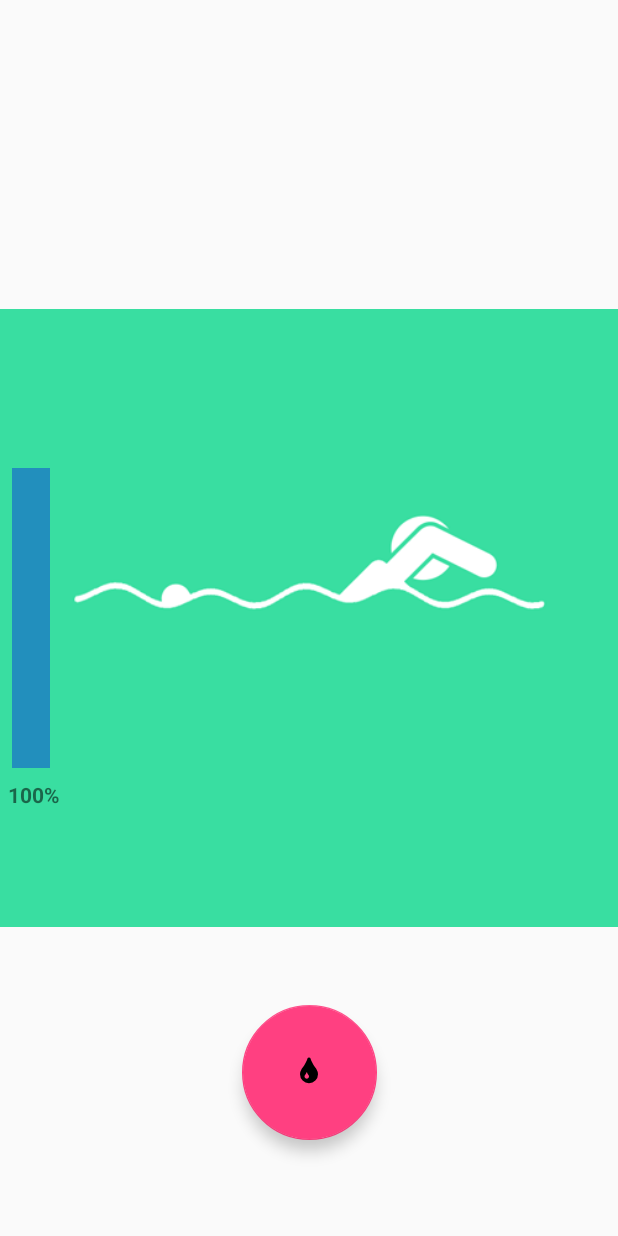
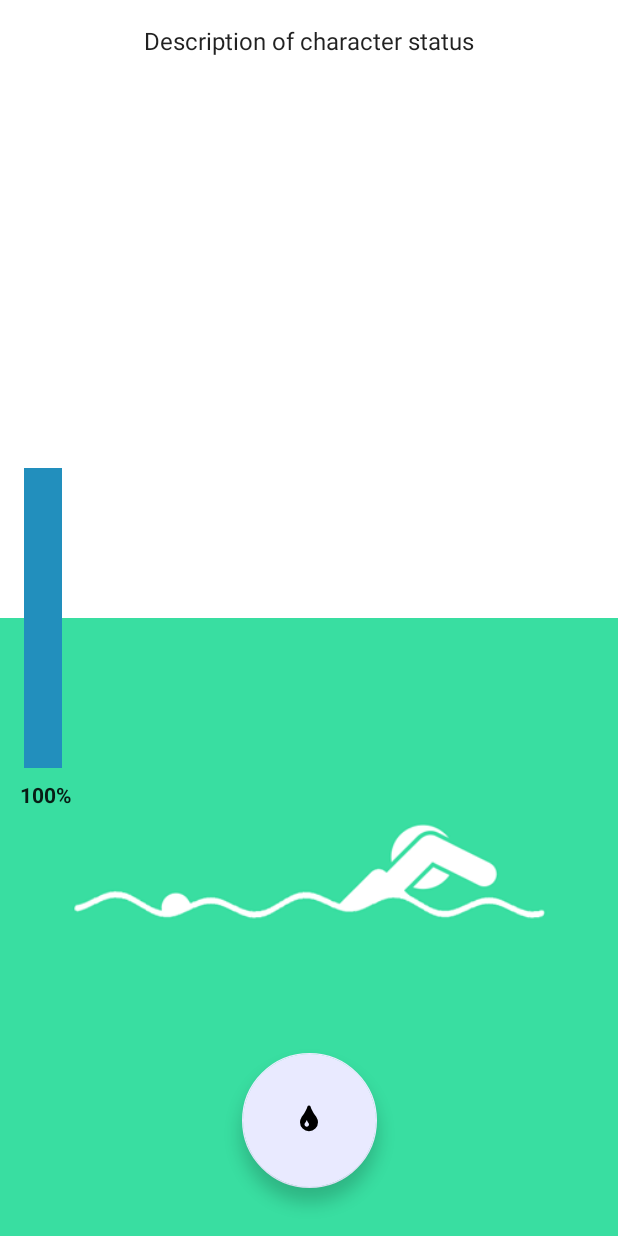
Before and after one commit to KirosC/No-Drink-No-Life, an Android app: the layout activity_main.xml on its own in the app's theme, with its tools: preview values and no code run, on a phone screen of 412 x 824 dp. Run offline under Robolectric (Android 15) with nearby library versions, the phone set to English and light mode, and no system bars.

Commit message:
Update the GIF

```diff
--- a/app/src/main/java/ccn2279/a16031806a/nodrinknolife/utilities/CalculationUtils.java
+++ b/app/src/main/java/ccn2279/a16031806a/nodrinknolife/utilities/CalculationUtils.java
@@ -11,7 +11,9 @@ import java.util.TimeZone;
 
 import ccn2279.a16031806a.nodrinknolife.R;
 
-import static ccn2279.a16031806a.nodrinknolife.utilities.SharedPreferencesUtils.*;
+import static ccn2279.a16031806a.nodrinknolife.utilities.SharedPreferencesUtils.MONDAY;
+import static ccn2279.a16031806a.nodrinknolife.utilities.SharedPreferencesUtils.PREFERENCE_NAME;
+import static ccn2279.a16031806a.nodrinknolife.utilities.SharedPreferencesUtils.SUNDAY;
 
 /**
  * Created by ownere on 7/4/2018.
@@ -63,9 +65,9 @@ public class CalculationUtils {
         Vibrator v = (Vibrator) context.getSystemService(Context.VIBRATOR_SERVICE);
         v.vibrate(100);
 
+        Log.d(TAG, "Health: " + health);
         if (health > (float) 199.95) {
             health = 200;
-            Log.d(TAG, "health > 200");
             makeCharacterDead(context);
         }
         SharedPreferencesUtils.setValue(context, context.getString(R.string.character_health), health);
--- a/app/src/main/res/layout/activity_main.xml
+++ b/app/src/main/res/layout/activity_main.xml
@@ -7,10 +7,10 @@
     tools:context="ccn2279.a16031806a.nodrinknolife.MainActivity">
 
     <android.support.design.widget.FloatingActionButton
-        android:id="@+id/floatingActionButton"
+        android:id="@+id/drinkButton"
         android:layout_width="wrap_content"
         android:layout_height="wrap_content"
-        android:layout_marginBottom="64dp"
+        android:layout_marginBottom="32dp"
         android:layout_marginEnd="8dp"
         android:layout_marginStart="8dp"
         android:clickable="true"
@@ -23,11 +23,32 @@
         app:layout_constraintStart_toStartOf="parent"
         app:srcCompat="@drawable/ic_tint" />
 
+    <!--<android.support.design.widget.FloatingActionButton-->
+    <!--android:id="@+id/respawnButton"-->
+    <!--android:layout_width="wrap_content"-->
+    <!--android:layout_height="wrap_content"-->
+    <!--android:layout_marginBottom="32dp"-->
+    <!--android:layout_marginEnd="8dp"-->
+    <!--android:layout_marginStart="8dp"-->
+    <!--android:clickable="true"-->
+    <!--android:focusable="true"-->
+    <!--android:onClick="drinkWater"-->
+    <!--android:scaleType="center"-->
+    <!--app:fabSize="mini"-->
+    <!--app:layout_constraintBottom_toBottomOf="parent"-->
+    <!--app:layout_constraintEnd_toEndOf="parent"-->
+    <!--app:layout_constraintStart_toStartOf="parent"-->
+    <!--app:srcCompat="@drawable/ic_" />-->
+
     <pl.droidsonroids.gif.GifImageView
         android:id="@+id/characterImage"
         android:layout_width="match_parent"
         android:layout_height="match_parent"
+        android:background="#ffffff"
+        android:fitsSystemWindows="true"
+        android:scaleType="fitEnd"
         android:src="@drawable/gif_human_swim"
+        android:tintMode="add"
         app:layout_constraintStart_toStartOf="parent"
         app:layout_constraintTop_toTopOf="parent" />
 
@@ -36,7 +57,7 @@
         android:layout_width="25dp"
         android:layout_height="200dp"
         android:layout_marginBottom="8dp"
-        android:layout_marginStart="8dp"
+        android:layout_marginStart="16dp"
         android:layout_marginTop="8dp"
         android:contentDescription="@string/health_bar"
         android:scaleType="fitXY"
@@ -51,10 +72,25 @@
         android:layout_height="wrap_content"
         android:layout_marginStart="4dp"
         android:layout_marginTop="8dp"
+        android:textColor="@color/textDarkPrimary"
         android:textStyle="bold"
         app:layout_constraintEnd_toEndOf="@+id/healthBar"
         app:layout_constraintStart_toStartOf="@+id/healthBar"
         app:layout_constraintTop_toBottomOf="@+id/healthBar"
         tools:text="100%" />
 
+    <TextView
+        android:id="@+id/statusText"
+        android:layout_width="wrap_content"
+        android:layout_height="wrap_content"
+        android:layout_marginEnd="8dp"
+        android:layout_marginStart="8dp"
+        android:layout_marginTop="16dp"
+        android:textColor="@color/textDarkPrimary"
+        android:textSize="16sp"
+        app:layout_constraintEnd_toEndOf="parent"
+        app:layout_constraintStart_toStartOf="parent"
+        app:layout_constraintTop_toTopOf="parent"
+        tools:text="Description of character status" />
+
 </android.support.constraint.ConstraintLayout>
--- a/app/src/main/res/values/colors.xml
+++ b/app/src/main/res/values/colors.xml
@@ -1,10 +1,24 @@
 <?xml version="1.0" encoding="utf-8"?>
 <resources>
-    <color name="colorPrimary">#18ffff</color>
-    <color name="colorPrimaryDark">#00cbcc</color>
-    <color name="colorPrimaryLight">#76ffff</color>
-    <color name="colorAccent">#FF4081</color>
+    <!-- Old Color Scheme -->
+    <!--<color name="colorPrimary">#18ffff</color>-->
+    <!--<color name="colorPrimaryDark">#00cbcc</color>-->
+    <!--<color name="colorPrimaryLight">#76ffff</color>-->
+    <!--<color name="colorAccent">#FF4081</color>-->
 
+    <!-- Color Scheme -->
+    <color name="colorPrimary">#0280F0</color>
+    <color name="colorPrimaryDark">#5FACF2</color>
+    <color name="colorPrimaryLight">#9BCBF6</color>
+    <color name="colorAccent">#E9EaFF</color>
+
+    <!-- For Character Image -->
+    <color name="colorSink">#434ba0</color>
+    <color name="colorSwim">#39Def1</color>
+    <color name="colorTintSwim">#000050</color>
+    <color name="colorThirsty">#FFFFFF</color>
+
+    <!-- Common Color -->
     <color name="blue">#0099CB</color>
     <color name="red">#FF0000</color>
     <color name="white">#FFFFFF</color>
--- a/app/src/main/res/values/strings.xml
+++ b/app/src/main/res/values/strings.xml
@@ -41,4 +41,8 @@
     <string name="not_enough_water">Not Enough Water</string>
     <string name="too_much_water">Too Much Water</string>
     <string name="title_notification">Notification Interval</string>
+    <string name="status_sink">Be careful! The stickman is sinking.\nDon\'t drink too much water.</string>
+    <string name="status_rip">R.I.P.</string>
+    <string name="status_swim">Look! The stickman is swiming happily.</string>
+    <string name="status_thirsty">Look like the stickman needs some water...</string>
 </resources>
```
Also changed, not shown: app/src/main/java/ccn2279/a16031806a/nodrinknolife/MainActivity.java (+101 -44 lines), app/src/main/java/ccn2279/a16031806a/nodrinknolife/NotEnoughWaterDialogFragment.java (+5 -2 lines), app/src/main/java/ccn2279/a16031806a/nodrinknolife/TooMuchWaterDialogFragment.java (+5 -2 lines), app/src/main/res/drawable/ic_respawn.xml (added, +9 -0 lines), app/src/main/res/drawable/gif_human_death.gif (added), app/src/main/res/drawable/gif_human_sink.gif (added), 1 other file.
